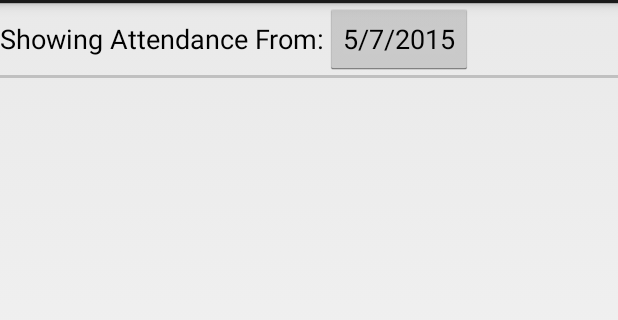
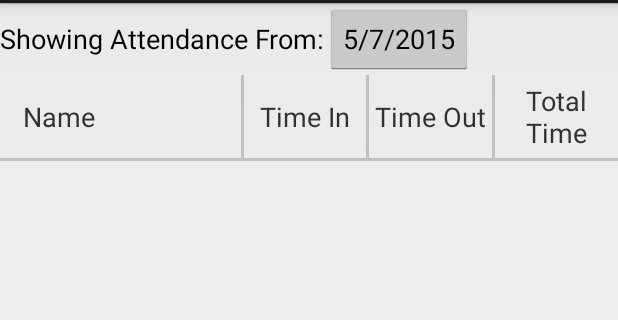
Before and after one commit to Team3128/AttendanceScanner, an Android app: the AttendanceActivity screen opened directly, with no data from a screen before it, on a phone screen of 412 x 824 dp, the part 69-389 px from its top. Run offline under Robolectric (Android 15) with nearby library versions, the phone set to English and light mode, and no system bars; 5 statements that could not run were skipped.

```diff
--- a/app/src/main/java/org/team3128/attendancescanner/AttendanceActivity.java
+++ b/app/src/main/java/org/team3128/attendancescanner/AttendanceActivity.java
@@ -92,7 +92,7 @@ public class AttendanceActivity extends Activity implements DatePickerDialog.OnD
 
 	public void selectDateCallback(View view)
 	{
-		DatePickerDialog datePickerDialog = new DatePickerDialog(this, DatePickerDialog.THEME_HOLO_LIGHT, this, day, month, year);
+		DatePickerDialog datePickerDialog = new DatePickerDialog(this, DatePickerDialog.THEME_HOLO_LIGHT, this, day, month - 1, year);
         datePickerDialog.getDatePicker().setCalendarViewShown(true);
 		datePickerDialog.show();
 	}
@@ -104,7 +104,7 @@ public class AttendanceActivity extends Activity implements DatePickerDialog.OnD
 	public void onDateSet(DatePicker view, int year, int monthOfYear, int dayOfMonth)
 	{
 		this.year = year;
-		this.month = monthOfYear;
+		this.month = monthOfYear + 1;
 		this.day = dayOfMonth;
 
 		setDateFilter();
--- a/app/src/main/java/org/team3128/attendancescanner/database/AttendanceOpenHelper.java
+++ b/app/src/main/java/org/team3128/attendancescanner/database/AttendanceOpenHelper.java
@@ -10,7 +10,7 @@ import android.database.sqlite.SQLiteOpenHelper;
 public class AttendanceOpenHelper extends SQLiteOpenHelper
 {
 	// If you change the database schema, you must increment the database version.
-	public static final int DATABASE_VERSION = 1;
+	public static final int DATABASE_VERSION = 2;
 	public static final String DATABASE_NAME = "Attendance.db";
 
 	public AttendanceOpenHelper(Context context) {
--- a/app/src/main/java/org/team3128/attendancescanner/database/StudentsCursorAdaptor.java
+++ b/app/src/main/java/org/team3128/attendancescanner/database/StudentsCursorAdaptor.java
@@ -33,8 +33,8 @@ public class StudentsCursorAdaptor extends CursorAdapter
 		TextView firstNameView = (TextView) view.findViewById(R.id.firstNameTextView);
 		TextView lastNameView = (TextView) view.findViewById(R.id.lastNameTextView);
 
-		studentIDView.setText(Integer.toString(cursor.getInt(cursor.getColumnIndexOrThrow(Tables.Students.STUDENT_ID))));
-		firstNameView.setText(cursor.getString(cursor.getColumnIndexOrThrow(Tables.Students.STUDENT_FIRST_NAME)));
-		lastNameView.setText(cursor.getString(cursor.getColumnIndexOrThrow(Tables.Students.STUDENT_LAST_NAME)));
+		studentIDView.setText(Integer.toString(cursor.getInt(cursor.getColumnIndexOrThrow("studentID"))));
+		firstNameView.setText(cursor.getString(cursor.getColumnIndexOrThrow("firstName")));
+		lastNameView.setText(cursor.getString(cursor.getColumnIndexOrThrow("lastName")));
 	}
 }
--- a/app/src/main/res/layout/activity_attendance.xml
+++ b/app/src/main/res/layout/activity_attendance.xml
@@ -26,6 +26,66 @@
             android:onClick="selectDateCallback"
             />
     </LinearLayout>
+    <LinearLayout
+          android:orientation="horizontal"
+          android:layout_width="match_parent"
+          android:layout_height="wrap_content"
+          android:gravity="center">
+
+        <TextView
+            android:layout_width="0dp"
+            android:layout_height="wrap_content"
+            android:text="@string/name"
+            android:textSize="8pt"
+            android:layout_weight=".8"
+            android:layout_margin="15dp"
+            android:id="@+id/nameTextView"
+            />
+
+        <View
+            android:layout_width="2dp"
+            android:layout_height="fill_parent"
+            android:background="#c0c0c0"/>
+
+        <TextView
+            android:layout_width="0dp"
+            android:layout_height="wrap_content"
+            android:text="@string/time_in"
+            android:textSize="8pt"
+            android:layout_weight=".5"
+            android:padding="1dp"
+            android:id="@+id/timeInTextView"
+            android:gravity="center"/>
+        <View
+            android:layout_width="2dp"
+            android:layout_height="fill_parent"
+            android:background="#c0c0c0"/>
+
+        <TextView
+            android:layout_width="0dp"
+            android:layout_height="wrap_content"
+            android:text="@string/time_out"
+            android:textSize="8pt"
+            android:layout_weight=".5"
+            android:padding="1dp"
+            android:id="@+id/timeOutTextView"
+            android:gravity="center"/>
+        <View
+            android:layout_width="2dp"
+            android:layout_height="fill_parent"
+            android:background="#c0c0c0"/>
+
+        <TextView
+            android:layout_width="0dp"
+            android:layout_height="wrap_content"
+            android:text="@string/total_time"
+            android:textSize="8pt"
+            android:layout_weight=".5"
+            android:padding="1dp"
+            android:id="@+id/totalTimeTextView"
+            android:gravity="center"/>
+
+    </LinearLayout>
     <View
         android:layout_height="2dp"
         android:layout_width="fill_parent"
--- a/app/src/main/res/values/strings.xml
+++ b/app/src/main/res/values/strings.xml
@@ -24,5 +24,9 @@
     <string name="password_dialog_title">Enter Mentor Password</string>
     <string name="password_dialog_message">This function is reserved for club administrators.</string>
     <string name="password_incorrect">Incorrect password!</string>
+    <string name="name">Name</string>
+    <string name="time_in">Time In</string>
+    <string name="time_out">Time Out</string>
+    <string name="total_time">Total Time</string>
 
 </resources>
```
Also changed, not shown: app/src/main/java/org/team3128/attendancescanner/MainActivity.java (+19 -2 lines), app/src/main/java/org/team3128/attendancescanner/StudentNameActivity.java (+3 -4 lines), app/src/main/java/org/team3128/attendancescanner/database/AttendanceCursorAdaptor.java (+19 -27 lines), app/src/main/java/org/team3128/attendancescanner/database/AttendanceDatabase.java (+73 -65 lines), app/src/main/java/org/team3128/attendancescanner/database/Tables.java (+5 -5 lines), app/src/main/res/layout/attendance_row.xml (+17 -3 lines).
